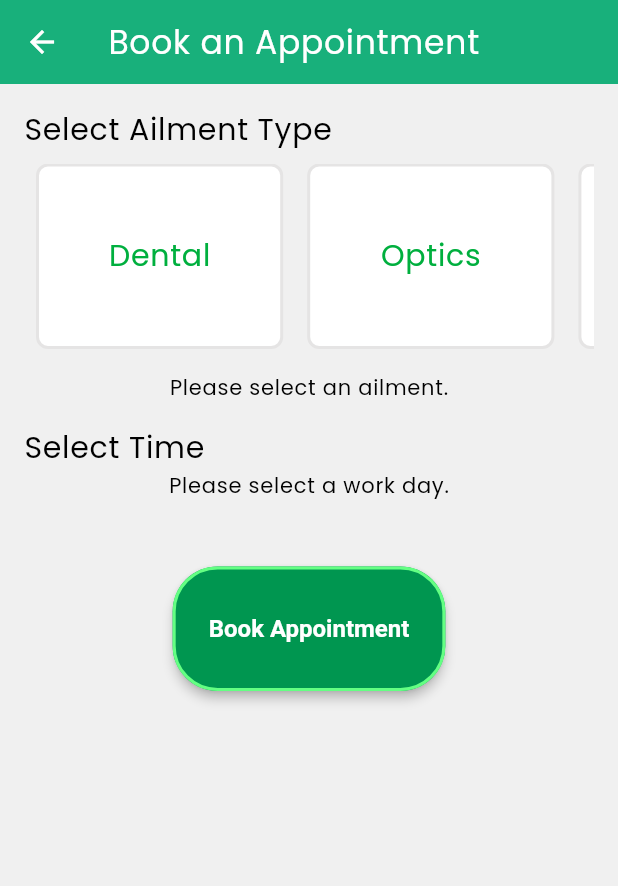
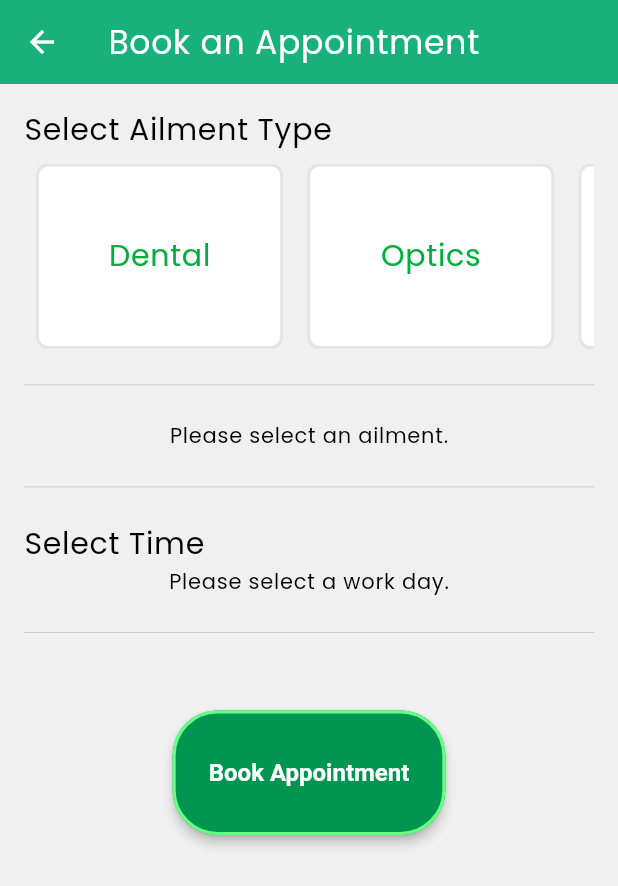
Before and after one commit to genericodex/RECESS_TERM_FLUTTER, a Flutter app: the BookingPage screen opened by its route, on a phone screen of 412 x 824 dp. Shown: the top 886 px of the screen. Run offline on Flutter 3.47's test engine with Material 3 defaults, Android fonts, the phone set to English and light mode, and no system bars; our stand-ins replace cloud_firestore, firebase_auth, firebase_core, flutter_login, font_awesome_flutter, geolocator and 10 more; accounts and stored records are empty.

Commit message:
updated UI

```diff
--- a/patientpal_system/lib/screens/appointment/create_appointment_page.dart
+++ b/patientpal_system/lib/screens/appointment/create_appointment_page.dart
@@ -159,7 +159,8 @@ class _BookingPageState extends State<BookingPage> {
         backgroundColor: Color.fromARGB(255, 24, 176, 123),
         foregroundColor: Colors.white,
       ),
-      body: Padding(
+      body: SingleChildScrollView(
+        child: Padding(
           padding: const EdgeInsets.all(16.0),
           child: Column(
             crossAxisAlignment: CrossAxisAlignment.start,
@@ -188,6 +189,11 @@ class _BookingPageState extends State<BookingPage> {
                     );
                   }).toList(),
                 ),
+              ),
+              SizedBox(height: 16),
+              Divider(
+                color: Colors.grey[400], // Change this to your preferred color
+                thickness: 0.5,
               ),
               SizedBox(height: 16),
               _workDays.isEmpty
@@ -220,6 +226,11 @@ class _BookingPageState extends State<BookingPage> {
                           ),
                         ),
                       ],
+                    ),
+                    SizedBox(height: 16),
+              Divider(
+                color: Colors.grey[400], // Change this to your preferred color
+                thickness: 0.5,
               ),
               SizedBox(height: 16),
               Text('Select Time', style: GoogleFonts.poppins(
@@ -279,6 +290,11 @@ _availableTimeSlots.isEmpty
             }).toList(),
           ),
         ),
+        SizedBox(height: 16),
+              Divider(
+                color: Colors.grey[400], // Change this to your preferred color
+                thickness: 0.5,
+              ),
 
               SizedBox(height: 44),
               Center(
@@ -308,6 +324,7 @@ _availableTimeSlots.isEmpty
             ],
           ),
         ),
+      ),
     );
   }
 }
```
Lines whose indentation alone changed are shown as unchanged.
